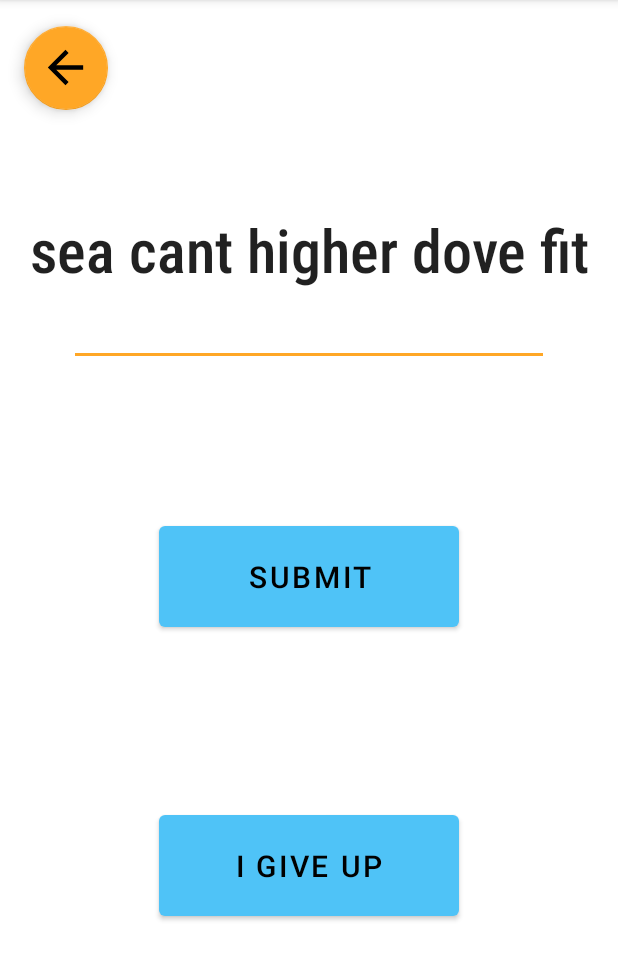
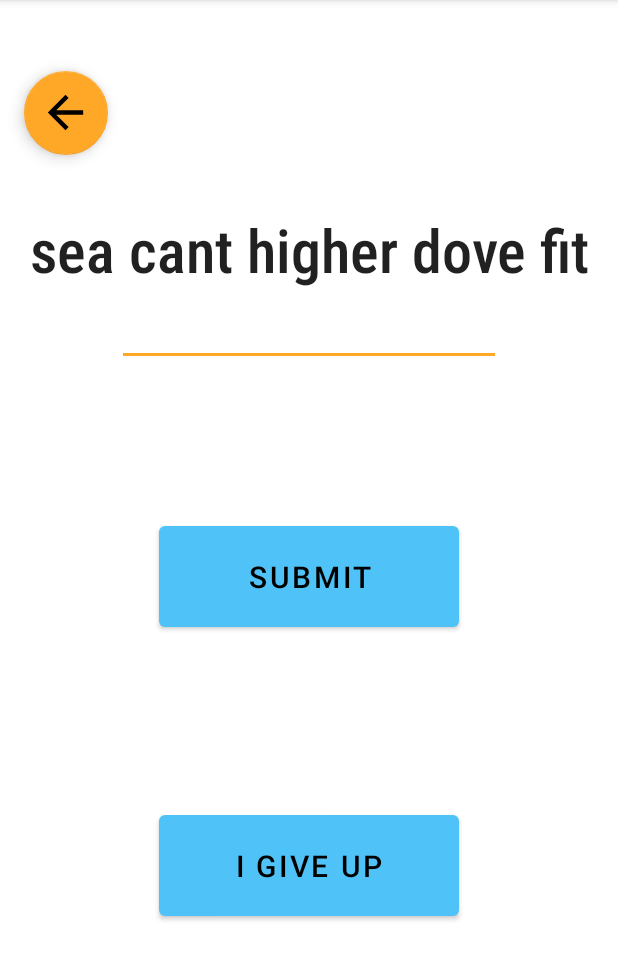
Before and after one commit to ahuvac/Guess_The_Gibberish, an Android app: the screen it shows after launch (QuestionActivity), after a tap on "PLAY", on a phone screen of 412 x 824 dp, the part 84-1064 px from its top. Run offline under Robolectric (Android 15) with nearby library versions, the light colour scheme and no system bars.

Commit message:
added to menu

```diff
--- a/app/build.gradle
+++ b/app/build.gradle
@@ -35,6 +35,7 @@ dependencies {
     implementation 'androidx.constraintlayout:constraintlayout:2.0.4'
     implementation 'androidx.navigation:navigation-fragment:2.3.2'
     implementation 'androidx.navigation:navigation-ui:2.3.2'
+    implementation 'androidx.preference:preference:1.1.1'
     testImplementation 'junit:junit:4.+'
     androidTestImplementation 'androidx.test.ext:junit:1.1.2'
     androidTestImplementation 'androidx.test.espresso:espresso-core:3.3.0'
--- a/app/src/main/AndroidManifest.xml
+++ b/app/src/main/AndroidManifest.xml
@@ -13,15 +13,14 @@
             android:name=".MainActivity"
             android:label="@string/app_name"
             android:theme="@style/Theme.GuessTheGibberish.NoActionBar">
-
             <intent-filter>
                 <action android:name="android.intent.action.MAIN" />
 
                 <category android:name="android.intent.category.LAUNCHER" />
             </intent-filter>
         </activity>
-        <activity
-            android:name=".QuestionActivity"></activity>
+        <activity android:name=".QuestionActivity" />
+        <activity android:name=".EndGameActivity" />
     </application>
 
 </manifest>
--- a/app/src/main/java/com/example/guess_the_gibberish/MainActivity.java
+++ b/app/src/main/java/com/example/guess_the_gibberish/MainActivity.java
@@ -1,13 +1,16 @@
 package com.example.guess_the_gibberish;
 
 import android.content.Intent;
+import android.content.SharedPreferences;
 import android.os.Bundle;
 
 import com.google.android.material.floatingactionbutton.FloatingActionButton;
 import com.google.android.material.snackbar.Snackbar;
 
+import androidx.annotation.Nullable;
 import androidx.appcompat.app.AppCompatActivity;
 import androidx.appcompat.widget.Toolbar;
+import androidx.preference.PreferenceManager;
 
 import android.view.View;
 
@@ -15,15 +18,29 @@ import android.view.Menu;
 import android.view.MenuItem;
 import android.widget.Button;
 
+import lib.Utils;
+
+import static androidx.preference.PreferenceManager.getDefaultSharedPreferences;
 import static lib.Utils.showInfoDialog;
 
 public class MainActivity extends AppCompatActivity {
     Button button;
+    private boolean mPrefAllowNightMode;
+    private String mKEY_NIGHT_MODE;
+    private boolean mUseNightMode;
 
     @Override
     protected void onCreate(Bundle savedInstanceState) {
         super.onCreate(savedInstanceState);
+        Utils.setNightModeOnOffFromPreferenceValue(getApplicationContext(), "Night Mode");
+        PreferenceManager.setDefaultValues(this, R.xml.root_preferences, false);
         setContentView(R.layout.activity_main);
+        setUpButtons();
+        setupToolbar();
+        setupFAB();
+    }
+
+    private void setUpButtons() {
         button = (Button) findViewById(R.id.play_button);
         button.setOnClickListener(new View.OnClickListener() {
             @Override
@@ -31,17 +48,15 @@ public class MainActivity extends AppCompatActivity {
                 openNewActivity();
             }
         });
+    }
 
-        setupToolbar();
-        setupFAB();
-    }
 
     private void setupToolbar() {
         Toolbar toolbar = findViewById(R.id.toolbar);
         setSupportActionBar(toolbar);
     }
 
-    public void openNewActivity(){
+    public void openNewActivity() {
         Intent intent = new Intent(this, QuestionActivity.class);
         startActivity(intent);
     }
@@ -55,27 +70,43 @@ public class MainActivity extends AppCompatActivity {
     }
 
     @Override
+    public boolean onPrepareOptionsMenu(Menu menu) {
+        menu.findItem(R.id.night_mode).setChecked(mPrefAllowNightMode);
+        return super.onPrepareOptionsMenu((menu));
+    }
+
+    @Override
     public boolean onOptionsItemSelected(MenuItem item) {
-        // Handle action bar item clicks here. The action bar will
-        // automatically handle clicks on the Home/Up button, so long
-        // as you specify a parent activity in AndroidManifest.xml.
         int id = item.getItemId();
-
         //noinspection SimplifiableIfStatement
-        if (id == R.id.action_settings) {
+        if (id == R.id.action_about) {
+            showAbout();
+            return true;
+        }
+        if (id == R.id.start_game) {
+            openNewActivity();
             return true;
         }
 
         return super.onOptionsItemSelected(item);
     }
 
+    private void showAbout() {
+        showInfoDialog(MainActivity.this, getString(R.string.app_name), getString(R.string.info_about));
+    }
+
+
     private void setupFAB() {
         FloatingActionButton fab = findViewById(R.id.fab);
         fab.setOnClickListener(new View.OnClickListener() {
             @Override
             public void onClick(View view) {
-                showInfoDialog(MainActivity.this, getString(R.string.info_title), getString(R.string.info_description));
+                showInfo();
             }
         });
     }
+
+    private void showInfo() {
+        showInfoDialog(MainActivity.this, getString(R.string.info_title), getString(R.string.info_description));
+    }
 }
--- a/app/src/main/java/com/example/guess_the_gibberish/QuestionActivity.java
+++ b/app/src/main/java/com/example/guess_the_gibberish/QuestionActivity.java
@@ -1,5 +1,6 @@
 package com.example.guess_the_gibberish;
 
+import android.content.Intent;
 import android.os.Bundle;
 import android.os.Handler;
 import android.view.View;
@@ -75,7 +76,7 @@ public class QuestionActivity extends AppCompatActivity {
                     result = "Incorrect!";
                     eText.setText("");
                 }
-                mySnackbar = Snackbar.make(v, result + " \t\tScore: " + score, Snackbar.LENGTH_LONG);
+                mySnackbar = Snackbar.make(v, result + " \t\tScore: " + score, Snackbar.LENGTH_INDEFINITE);
                 mySnackbar.setDuration(1500).show();
             }
         });
@@ -118,8 +119,13 @@ public class QuestionActivity extends AppCompatActivity {
     private void newGame(Random random) {
         eText.setText("");
         removeCurrentEntry();
-        randomIndex = random.nextInt(gibList.size());
-        newPhrase(randomIndex);
+        if (gibList.size() > 0) {
+            randomIndex = random.nextInt(gibList.size());
+            newPhrase(randomIndex);
+        } else {
+            newActivity();
+        }
+
     }
 
     private void removeCurrentEntry() {
@@ -130,6 +136,12 @@ public class QuestionActivity extends AppCompatActivity {
     private void newPhrase(int randomIndex) {
         String randomPhrase = gibList.get(randomIndex);
         tView.setText(randomPhrase);
+
+    }
+
+    private void newActivity() {
+        Intent intent = new Intent(this, EndGameActivity.class);
+        startActivity(intent);
     }
 
     private boolean checkGuess(int randomIndex) {
--- a/app/src/main/java/lib/Utils.java
+++ b/app/src/main/java/lib/Utils.java
@@ -5,6 +5,7 @@ import android.content.Context;
 import android.content.DialogInterface;
 import android.content.SharedPreferences;
 import android.os.Build;
+import android.preference.PreferenceManager;
 
 import androidx.appcompat.app.AlertDialog;
 import androidx.appcompat.app.AppCompatDelegate;
@@ -19,7 +20,7 @@ import static androidx.appcompat.app.AppCompatDelegate.MODE_NIGHT_FOLLOW_SYSTEM;
 
 
 public class Utils {
-    /*
+
 
     public static void setNightModeOnOffFromPreferenceValue(Context context, String keyNightMode) {
         setNightModeOnOrOff(isNightModePrefOn(context, keyNightMode));
@@ -35,7 +36,7 @@ public class Utils {
         SharedPreferences defaultSharedPreferences = PreferenceManager.getDefaultSharedPreferences(context);
         return defaultSharedPreferences.getBoolean(keyNightMode, true);
     }
-    */
+
     /**
      * Shows an Android (nicer) equivalent to JOptionPane
      *
--- a/app/src/main/res/layout/question_page.xml
+++ b/app/src/main/res/layout/question_page.xml
@@ -13,7 +13,7 @@
         android:fontFamily="sans-serif-condensed-medium"
         android:gravity="center"
         android:padding="5dp"
-        android:textSize="40dp"
+        android:textSize="40sp"
         app:layout_constraintBottom_toBottomOf="parent"
         app:layout_constraintEnd_toEndOf="parent"
         app:layout_constraintStart_toStartOf="parent"
@@ -24,7 +24,7 @@
         android:id="@+id/guess"
         android:layout_width="wrap_content"
         android:layout_height="wrap_content"
-        android:ems="15"
+        android:ems="12"
         android:inputType="textPersonName"
         app:layout_constraintBottom_toTopOf="@+id/play_button"
         app:layout_constraintEnd_toEndOf="parent"
@@ -40,12 +40,12 @@
         android:clickable="true"
         android:focusable="true"
         app:layout_constraintBottom_toTopOf="@+id/question"
-        app:layout_constraintEnd_toEndOf="parent"
-        app:layout_constraintHorizontal_bias="0.045"
+        android:layout_marginTop="@dimen/standard_margin"
         app:layout_constraintStart_toStartOf="parent"
         app:layout_constraintTop_toTopOf="parent"
-        app:layout_constraintVertical_bias="0.222"
         app:maxImageSize="35dp"
-        app:srcCompat="?attr/homeAsUpIndicator" />
+        app:srcCompat="?attr/homeAsUpIndicator"
+        android:layout_marginLeft="@dimen/fab_margin"
+        android:layout_marginStart="@dimen/fab_margin" />
 
 </androidx.constraintlayout.widget.ConstraintLayout>
--- a/app/src/main/res/menu/menu_main.xml
+++ b/app/src/main/res/menu/menu_main.xml
@@ -2,9 +2,22 @@
     xmlns:app="http://schemas.android.com/apk/res-auto"
     xmlns:tools="http://schemas.android.com/tools"
     tools:context="com.example.guess_the_gibberish.MainActivity">
+
     <item
-        android:id="@+id/action_settings"
-        android:orderInCategory="100"
-        android:title="@string/action_settings"
+        android:id="@+id/action_about"
+        android:icon="@android:drawable/ic_dialog_info"
+        android:title="@string/about"
+        app:showAsAction="never" />
+
+    <item
+        android:id="@+id/start_game"
+        android:icon="@android:drawable/ic_dialog_info"
+        android:title="@string/start_game"
+        app:showAsAction="never" />
+
+    <item
+        android:id="@+id/night_mode"
+        android:checkable="true"
+        android:title="@string/allow_night_mode"
         app:showAsAction="never" />
 </menu>
--- a/app/src/main/res/values/strings.xml
+++ b/app/src/main/res/values/strings.xml
@@ -1,12 +1,17 @@
 <resources>
     <string name="app_name">Guess The Gibberish</string>
     <string name="action_settings">Settings</string>
-    <string name="info_description">Guess the gibberish shown on screen and input your guess</string>
+    <string name="info_description">Guess the true meaning of the gibberish phrase shown on the screen. If you can\'t figure it out, click "I give up."</string>
     <string name="info_title">How to Play</string>
     <string name="button_text">Play</string>
     <string name="submit_button_text">Submit</string>
     <string name="next_button_text">I Give Up</string>
+    <string name="goodbye">Thanks for playing! You have finished all of the phrases! Come back later for more fun!</string>
+    <string name="go_home">Go Home</string>
+    <string name="game_header">game</string>
+    <string name="display_header">Display</string>
 
+    <!-- Gibberish Phrases-->
     <string-array name="gib_phrases">
         <item>dew wino hue</item>
         <item>elf oh bits up</item>
@@ -19,6 +24,7 @@
         <item>pea sank white</item>
     </string-array>
 
+    <!-- Correct Phrases -->
     <string-array name="correct_phrases">
         <item>Do I Know You</item>
         <item>Alphabet Soup</item>
@@ -30,4 +36,36 @@
         <item>Give It a Shot</item>
         <item>Peace and Quiet</item>
     </string-array>
+
+    <!--Preferences-->
+    <string name="night_mode_key">Night Mode</string>
+    <string name="night_mode_title">Night/Dark Mode</string>
+    <string name="night_mode_off">Never use Night/Dark Mode</string>
+    <string name="night_mode_on">Use Night/Dark Mode (unless disabled in OS Settings)</string>
+
+    <string name="auto_save_key">Auto-Save</string>
+    <string name="auto_save_off">On exit, the game in progress will not be saved</string>
+    <string name="auto_save_on">On exit, the game in progress will be saved</string>
+    <string name="auto_save_title">Auto-Save Game on Exit</string>
+    <string name="title_activity_settings">SettingsActivity</string>
+
+    <!-- Preference Titles -->
+    <string name="messages_header">Messages</string>
+    <string name="sync_header">Sync</string>
+
+    <!-- Messages Preferences -->
+    <string name="signature_title">Your signature</string>
+    <string name="reply_title">Default reply action</string>
+
+    <!-- Sync Preferences -->
+    <string name="sync_title">Sync email periodically</string>
+    <string name="attachment_title">Download incoming attachments</string>
+    <string name="attachment_summary_on">Automatically download attachments for incoming emails
+    </string>
+    <string name="attachment_summary_off">Only download attachments when manually requested</string>
+    <string name="auto_save">auto save</string>
+    <string name="allow_night_mode">Enable Night Mode</string>
+    <string name="start_game">New Game</string>
+    <string name="about">About</string>
+    <string name="info_about">"This game was created by TB and AC, December 2020. "</string>
 </resources>
--- /dev/null
+++ b/app/src/main/res/xml/root_preferences.xml
@@ -0,0 +1,12 @@
+<PreferenceScreen xmlns:app="http://schemas.android.com/apk/res-auto">
+
+    <PreferenceCategory app:title="@string/display_header">
+        <SwitchPreferenceCompat
+            app:defaultValue="true"
+            app:key="@string/night_mode_key"
+            app:summaryOff="@string/night_mode_off"
+            app:summaryOn="@string/night_mode_on"
+            app:title="@string/night_mode_title" />
+    </PreferenceCategory>
+
+</PreferenceScreen>
```
Also changed, not shown: app/src/main/java/com/example/guess_the_gibberish/EndGameActivity.java (added, +35 -0 lines), app/src/main/res/layout/content_end_game.xml (added, +42 -0 lines), app/src/main/res/layout/content_main.xml (+8 -1 lines), app/src/main/res/values/arrays.xml (added, +12 -0 lines), 2 other files.
